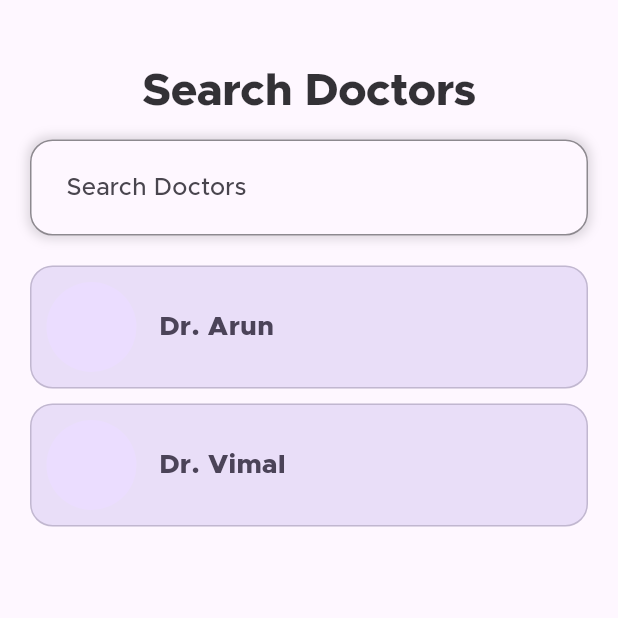
After one commit to PremjithK/project_yu_health, a Flutter app: the SearchDoctorsPage screen opened directly, on a phone screen of 412 x 824 dp, the top half of it. The commit adds this screen. Run offline on Flutter 3.47's test engine with Material 2 defaults, Android fonts, the phone set to English and light mode, and no system bars; our stand-ins replace bloc, font_awesome_flutter, get; generated files the repository leaves out were written again; project files that could hold a hidden picture were left out.

Commit message:
Created custom search bar and search doctors page UI

```diff
--- a/lib/app/view/app.dart
+++ b/lib/app/view/app.dart
@@ -3,6 +3,7 @@ import 'package:get/get.dart';
 import 'package:yu_health/custom_widgets/theme.dart';
 import 'package:yu_health/l10n/l10n.dart';
 import 'package:yu_health/login_page/login_page.dart';
+import 'package:yu_health/search_doctors_page/view/search_doctors_page.dart';
 // import 'package:yu_health/splash_page/views/splash_page.dart';
 
 class App extends StatelessWidget {
@@ -17,7 +18,7 @@ class App extends StatelessWidget {
       debugShowCheckedModeBanner: false,
       localizationsDelegates: AppLocalizations.localizationsDelegates,
       supportedLocales: AppLocalizations.supportedLocales,
-      home: LoginPage(),
+      home: SearchDoctorsPage(),
     );
   }
 }
--- a/lib/custom_widgets/image_banner_card.dart
+++ b/lib/custom_widgets/image_banner_card.dart
@@ -36,7 +36,6 @@ class ImageBannerCard extends StatelessWidget {
           ],
           borderRadius: BorderRadius.circular(15),
           border: Border.all(
-            width: 2,
             color: theme.colorScheme.outline,
             //width: 1,
           ),
--- /dev/null
+++ b/lib/custom_widgets/main_search_bar.dart
@@ -0,0 +1,72 @@
+import 'package:flutter/material.dart';
+import 'package:yu_health/custom_widgets/theme.dart';
+
+double borderRadius = 15;
+double borderWidth = 1;
+
+class MainSearchBar extends StatelessWidget {
+  const MainSearchBar({
+    required this.controller,
+    required this.onChanged,
+    this.hint,
+    super.key,
+  });
+
+  final TextEditingController controller;
+  final void Function(String) onChanged;
+
+  final String? hint;
+
+  @override
+  Widget build(BuildContext context) {
+    final theme = Theme.of(context).colorScheme;
+
+    return Container(
+      decoration: BoxDecoration(
+        borderRadius: BorderRadius.circular(borderRadius),
+        boxShadow: [
+          BoxShadow(
+            color: theme.onBackground.withOpacity(0.15),
+            blurRadius: 5,
+            spreadRadius: 2,
+          ),
+        ],
+      ),
+      child: TextFormField(
+        controller: controller,
+        onChanged: onChanged,
+        keyboardType: TextInputType.text,
+
+        // Input Text Style
+        style: TextStyle(
+          fontFamily: primaryFont,
+          fontWeight: FontWeight.w500,
+          color: theme.onBackground,
+        ),
+
+        decoration: InputDecoration(
+          filled: true,
+          fillColor: theme.background,
+          hintText: hint,
+          contentPadding: const EdgeInsets.all(20),
+
+          // Enabled Border
+          enabledBorder: OutlineInputBorder(
+            borderSide: BorderSide(
+              color: theme.onBackground.withOpacity(0.5),
+            ),
+            borderRadius: BorderRadius.circular(borderRadius),
+          ),
+
+          // Focused Border
+          focusedBorder: OutlineInputBorder(
+            borderSide: BorderSide(
+              color: theme.primary,
+            ),
+            borderRadius: BorderRadius.circular(borderRadius),
+          ),
+        ),
+      ),
+    );
+  }
+}
--- /dev/null
+++ b/lib/search_doctors_page/search_doctors_page.dart
@@ -0,0 +1 @@
+export 'view/search_doctors_page.dart';
--- /dev/null
+++ b/lib/search_doctors_page/view/search_doctors_page.dart
@@ -0,0 +1,142 @@
+import 'package:flutter/material.dart';
+import 'package:yu_health/custom_widgets/main_search_bar.dart';
+import 'package:yu_health/custom_widgets/spacing.dart';
+import 'package:yu_health/custom_widgets/text_fields.dart';
+import 'package:yu_health/custom_widgets/text_types.dart';
+import 'package:yu_health/custom_widgets/theme.dart';
+
+class Doctor {
+  Doctor({
+    required this.name,
+    required this.department,
+    required this.qualification,
+    required this.isOnline,
+  });
+  final String name;
+  final String department;
+  final String qualification;
+  final bool isOnline;
+}
+
+class SearchDoctorsPage extends StatefulWidget {
+  const SearchDoctorsPage({super.key});
+
+  @override
+  State<SearchDoctorsPage> createState() => _SearchDoctorsPageState();
+}
+
+class _SearchDoctorsPageState extends State<SearchDoctorsPage> {
+  //?Controllers
+  final TextEditingController _searchController = TextEditingController();
+
+//test search data
+  final List<Doctor> allDoctors = [
+    Doctor(
+      name: 'Dr. Arun',
+      department: 'ENT',
+      qualification: 'MBBS MD',
+      isOnline: true,
+    ),
+    Doctor(
+      name: 'Dr. Vimal',
+      department: 'ORTHO',
+      qualification: 'MBBS MD',
+      isOnline: true,
+    ),
+  ];
+
+  @override
+  void initState() {
+    // TODO: implement initState
+    super.initState();
+    filteredDoctors.addAll(allDoctors);
+  }
+
+  final List<Doctor> filteredDoctors = [];
+
+  void filterDoctors(String value) {
+    final searchResults = <Doctor>[];
+    setState(() {
+      searchResults.addAll(allDoctors);
+    });
+    if (value.isNotEmpty) {
+      searchResults.retainWhere(
+        (doc) {
+          return doc.name.toLowerCase().contains(value.toLowerCase()) ||
+              doc.department.toLowerCase().contains(value.toLowerCase());
+        },
+      );
+    }
+    setState(() {
+      filteredDoctors
+        ..clear()
+        ..addAll(searchResults);
+    });
+  }
+
+  @override
+  Widget build(BuildContext context) {
+    final theme = Theme.of(context);
+    return Scaffold(
+      backgroundColor: theme.colorScheme.background,
+      body: Padding(
+        padding: const EdgeInsets.symmetric(horizontal: 20, vertical: 20),
+        child: Column(
+          children: [
+            heightspace(25),
+            const MainHeading(
+              text: 'Search Doctors',
+              size: 30,
+              weight: FontWeight.bold,
+            ),
+            heightspace(15),
+            MainSearchBar(
+              onChanged: filterDoctors,
+              controller: _searchController,
+              hint: 'Search Doctors',
+            ),
+            heightspace(20),
+            Expanded(
+              child: ListView.builder(
+                padding: EdgeInsets.zero,
+                shrinkWrap: true,
+                itemCount: filteredDoctors.length,
+                itemBuilder: (context, index) {
+                  return Container(
+                    margin: const EdgeInsets.only(bottom: 10),
+                    padding: const EdgeInsets.all(10),
+                    decoration: BoxDecoration(
+                      borderRadius: BorderRadius.circular(15),
+                      border: Border.all(
+                        color: theme.colorScheme.onSecondaryContainer
+                            .withOpacity(0.25),
+                      ),
+                      color: theme.colorScheme.secondaryContainer,
+                    ),
+                    child: Row(
+                      children: [
+                        const CircleAvatar(
+                          radius: 30,
+                        ),
+                        widthspace(15),
+                        Text(
+                          filteredDoctors[index].name,
+                          style: TextStyle(
+                            fontSize: 18,
+                            fontWeight: FontWeight.bold,
+                            fontFamily: primaryFont,
+                            color: theme.colorScheme.onSecondaryContainer,
+                          ),
+                        )
+                      ],
+                    ),
+                  );
+                },
+              ),
+            ),
+          ],
+        ),
+      ),
+    );
+  }
+}
--- a/lib/splash_page/splash_page.dart
+++ b/lib/splash_page/splash_page.dart
@@ -1 +1 @@
-export 'views/splash_page.dart';
+export 'view/splash_page.dart';
--- a/lib/user_dashboard_page/view/user_dashboard_page.dart
+++ b/lib/user_dashboard_page/view/user_dashboard_page.dart
@@ -58,7 +58,7 @@ class _UserDashboardPageState extends State<UserDashboardPage> {
                     const ProfilePictureAvatar(),
                   ],
                 ),
-                heightspace(15),
+                heightspace(20),
                 ImageBannerCard(
                   onTap: () {
                     print("Clicked Banner");
```
Also changed, not shown: lib/custom_widgets/custom_appbar.dart (deleted, +0 -62 lines), lib/custom_widgets/profile_avatar_circle.dart (+4 -4 lines), lib/splash_page/view/splash_page.dart (renamed from lib/splash_page/views/splash_page.dart), 1 other file.
